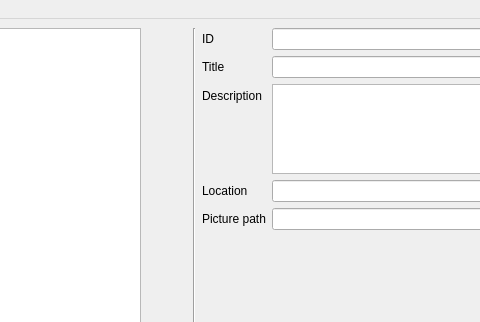
The window that OTModules/wBugDoc/wbugdoc.ui (pietr26/OMSI-Tools) describes before a commit, drawn with Qt 5; both pictures show x 206 to 686 and y 0 to 322 of the 800 by 600 pixel window.
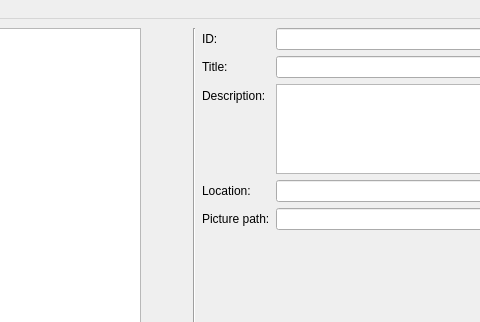
The same window after the commit. Icons and pictures are not drawn.

```diff
--- a/OTModules/wBugDoc/wbugdoc.ui
+++ b/OTModules/wBugDoc/wbugdoc.ui
@@ -108,7 +108,7 @@
         <item row="0" column="0">
          <widget class="QLabel" name="lblID">
           <property name="text">
-           <string>ID</string>
+           <string notr="true">ID:</string>
           </property>
          </widget>
         </item>
@@ -122,7 +122,7 @@
         <item row="1" column="0">
          <widget class="QLabel" name="lblTitle">
           <property name="text">
-           <string>Title</string>
+           <string notr="true">Title:</string>
           </property>
          </widget>
         </item>
@@ -132,7 +132,7 @@
         <item row="2" column="0">
          <widget class="QLabel" name="lblDescription">
           <property name="text">
-           <string>Description</string>
+           <string notr="true">Description:</string>
           </property>
          </widget>
         </item>
@@ -146,7 +146,7 @@
         <item row="3" column="0">
          <widget class="QLabel" name="lblLocation">
           <property name="text">
-           <string>Location</string>
+           <string notr="true">Location:</string>
           </property>
          </widget>
         </item>
@@ -156,7 +156,7 @@
         <item row="4" column="0">
          <widget class="QLabel" name="lblPicturePath">
           <property name="text">
-           <string>Picture path</string>
+           <string notr="true">Picture path:</string>
           </property>
          </widget>
         </item>
```
Left out of the diff: 67 changed lines with no effect on the pictures.
